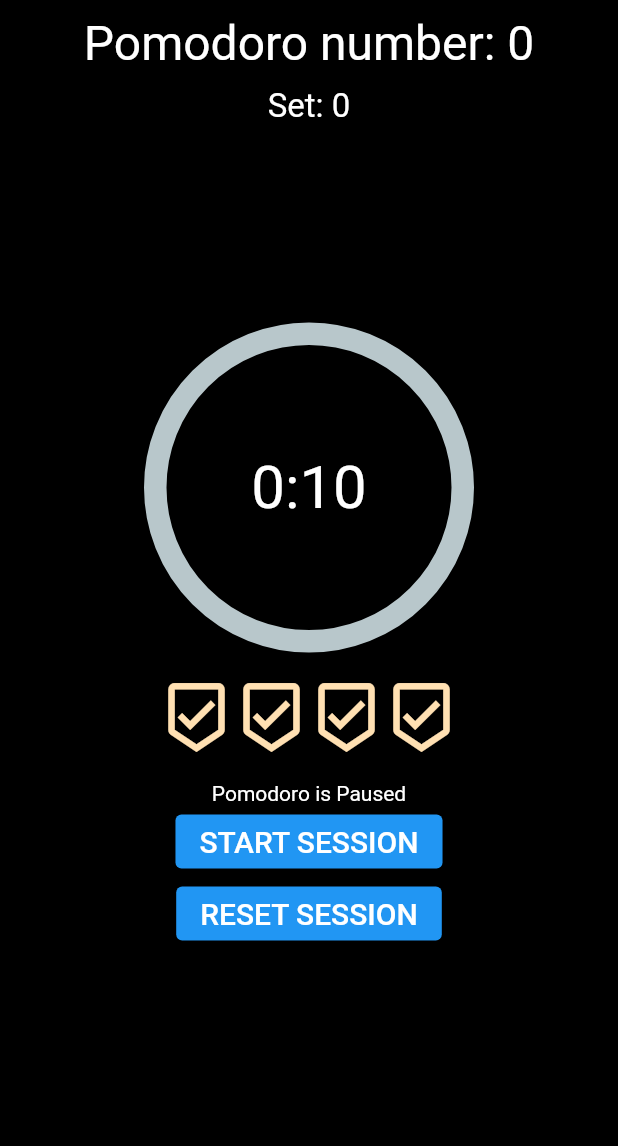
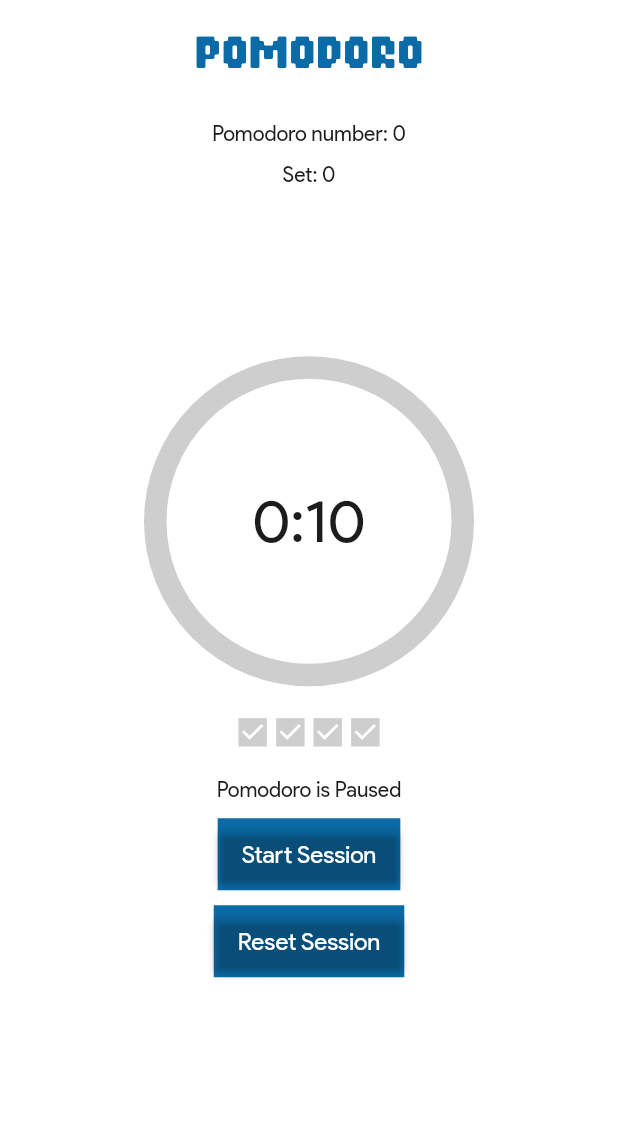
Before and after one commit to Bryan-Monterozo/study_first_ggs_later, a Flutter app: the screen it shows after launch, in the side drawer, after a tap on "Pomodoro", on a phone screen of 412 x 824 dp, the part 90-1236 px from its top. Run offline on Flutter 3.47's test engine with Material 2 defaults, Android fonts, the phone set to English and light mode, and no system bars; drawn by our look-alikes of percent_indicator; our stand-ins replace firebase_core, flip_card; accounts and stored records are empty.

Commit message:
Made UI Changes to the Pomodoro

```diff
--- a/lib/core/constants/pomodoro_constants.dart
+++ b/lib/core/constants/pomodoro_constants.dart
@@ -30,10 +30,10 @@ const Map<PomodoroStatus, MaterialColor> statusColor = {
   PomodoroStatus.setFinished: Colors.yellow,
 };
 
-const _btnTextStart = 'START SESSION';
-const _btnTextShortBreak = 'SHORT BREAK';
-const _btnTextResume = 'RESUME SESSION';
-const _btnTextLongBreak = 'LONG BREAK';
-const _btnTextStartNewSet = 'START NEW SET';
-const _btnTextPause = 'PAUSE SESSION';
-const _btnTextReset = 'RESET SESSION';
+const _btnTextStart = 'Start Session';
+const _btnTextShortBreak = 'Short Break';
+const _btnTextResume = 'Resume Session';
+const _btnTextLongBreak = 'Long Break';
+const _btnTextStartNewSet = 'Start New Session';
+const _btnTextPause = 'Pause Session';
+const _btnTextReset = 'Reset Session';
--- a/lib/main.dart
+++ b/lib/main.dart
@@ -41,6 +41,7 @@ class _MyAppState extends State<MyApp> {
       debugShowCheckedModeBanner: false,
       theme: ThemeData(
         visualDensity: VisualDensity.adaptivePlatformDensity,
+        fontFamily: 'Product Sans'
       ),
       home: const StudyHome(),
     );
--- a/lib/modules/pomodoro/view/screens/pomodoro.dart
+++ b/lib/modules/pomodoro/view/screens/pomodoro.dart
@@ -56,7 +56,7 @@ class _PomodoroState extends State<Pomodoro> {
   @override
   Widget build(BuildContext context) {
     return Scaffold(
-      backgroundColor: Colors.black,
+      backgroundColor: Colors.white,
       appBar: SharedAppBar(
           titlePic: titlePic(context),
           withPic: withPic(context),
@@ -67,28 +67,36 @@ class _PomodoroState extends State<Pomodoro> {
           child: Column(
             children: [
               const SizedBox(
+                height: 20,
+              ),
+              Text('POMODORO',
+                  style: const TextStyle(fontSize: 30, fontFamily: 'PIXEL', color: Color(0xFF0B6BA7),)),
+              const SizedBox(
+                height: 20,
+              ),
+              const SizedBox(
                 height: 10,
               ),
               Text('Pomodoro number: $pomodoroNum',
-                  style: const TextStyle(fontSize: 32, color: Colors.white)),
+                  style: const TextStyle(fontSize: 14, color:Color(0xFF1C1C1C))),
               const SizedBox(
                 height: 10,
               ),
               Text('Set: $setNum',
-                  style: const TextStyle(fontSize: 22, color: Colors.white)),
+                  style: const TextStyle(fontSize: 14, color: Color(0xFF1C1C1C))),
               Expanded(
                 child: Column(
                   mainAxisAlignment: MainAxisAlignment.center,
                   children: [
                     CircularPercentIndicator(
+                      backgroundColor:Color(0xFFCECECE),
                       radius: 220.0,
                       lineWidth: 15.0,
                       percent: _getPomodoroPercentage(),
-                      circularStrokeCap: CircularStrokeCap.round,
                       center: Text(
                         _secToString(remainingTime),
                         style:
-                            const TextStyle(fontSize: 40, color: Colors.white),
+                            const TextStyle(fontSize: 40, color:Color(0xFF1C1C1C)),
                       ),
                       progressColor: statusColor[pomodoroStatus],
                     ),
@@ -104,11 +112,17 @@ class _PomodoroState extends State<Pomodoro> {
                     ),
                     Text(
                       statusText[pomodoroStatus]!,
-                      style: const TextStyle(color: Colors.white),
+                      style: const TextStyle(color:Color(0xFF1C1C1C)),
+                    ),
+                    const SizedBox(
+                      height: 10,
                     ),
                     PomodoroButton(
                       onTap: _mainBtnPressed,
                       text: pomodoroBtnText,
+                    ),
+                    const SizedBox(
+                      height: 10,
                     ),
                     PomodoroButton(
                       onTap: _resetPomodoroCount,
--- a/lib/modules/pomodoro/view/widgets/pomodoro_button.dart
+++ b/lib/modules/pomodoro/view/widgets/pomodoro_button.dart
@@ -8,17 +8,25 @@ class PomodoroButton extends StatelessWidget {
 
   @override
   Widget build(BuildContext context) {
-    return ButtonTheme(
-      minWidth: 200.0,
+  return ButtonTheme(
+    minWidth: 200.0,
+    child: Container(
+      decoration: BoxDecoration(
+        color: Color(0xFF0B6BA7),
+      ),
       child: ElevatedButton(
         onPressed: () {
           onTap();
         },
+        style: ButtonStyle(
+          backgroundColor: MaterialStateProperty.all(Colors.transparent),
+        ),
         child: Text(
           text,
-          style: const TextStyle(fontSize: 20),
+          style: TextStyle(fontSize: 16, color: Colors.white),
         ),
       ),
-    );
-  }
+    ),
+  );
 }
+}
--- a/lib/modules/pomodoro/view/widgets/progress_icons.dart
+++ b/lib/modules/pomodoro/view/widgets/progress_icons.dart
@@ -8,17 +8,17 @@ class ProgressIcons extends StatelessWidget {
 
   @override
   Widget build(BuildContext context) {
-    final iconSize = 50.0;
+    final iconSize = 25.0;
 
     final doneIcon = Icon(
-      Icons.beenhere,
-      color: Colors.orange,
+      Icons.check_box_sharp,
+      color: Color(0xFF0B6BA7),
       size: iconSize,
     );
 
     final notDoneIcon = Icon(
-      Icons.beenhere_outlined,
-      color: Colors.orange[100],
+      Icons.check_box_sharp,
+      color: Color(0xFFCECECE),
       size: iconSize,
     );
 
```
Also changed, not shown: pubspec.yaml (+7 -2 lines), fonts/pixelgamerpersonaluse-rg61l.otf (added), pubspec.lock, 2 other files.
